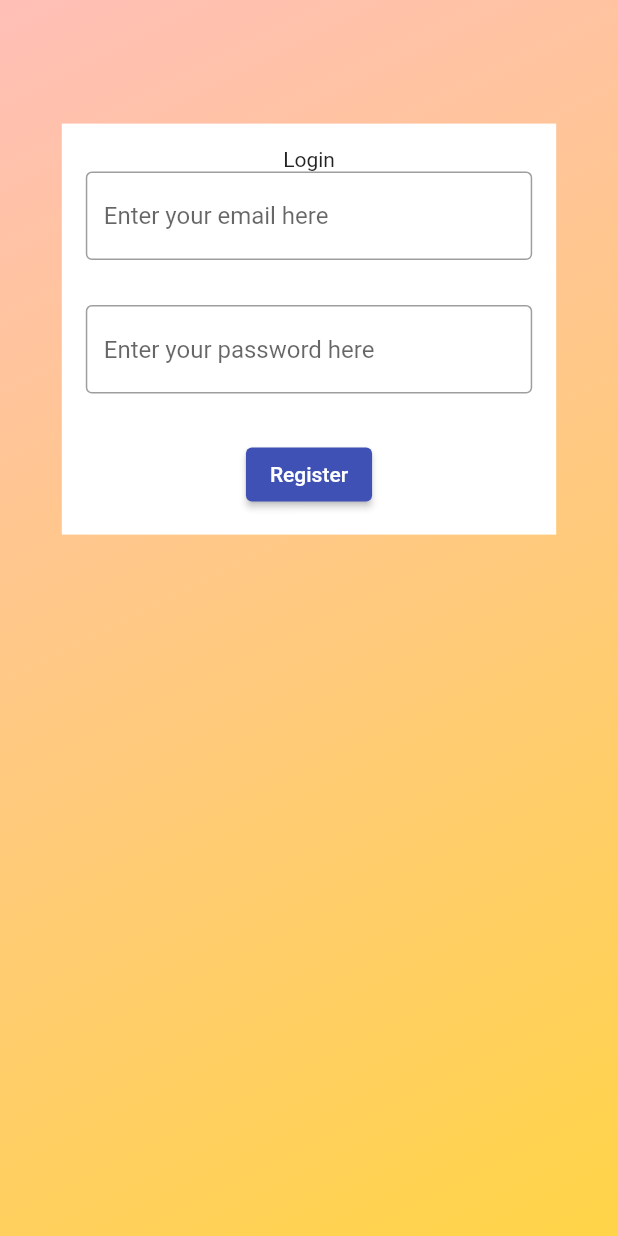
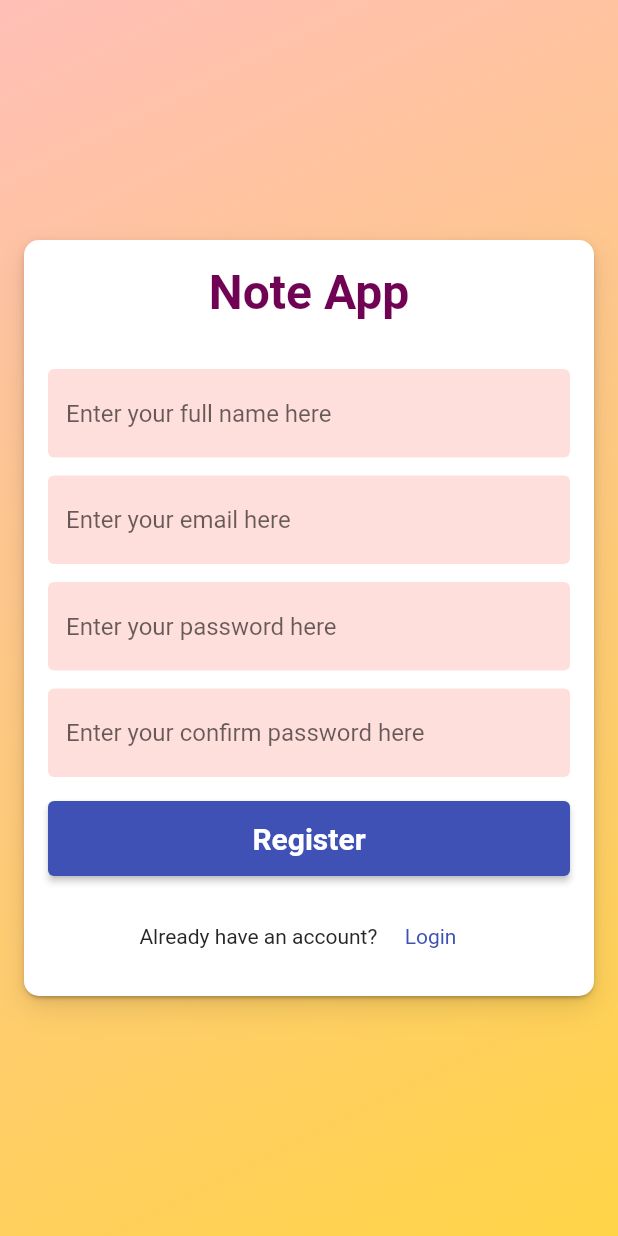
Before and after one commit to tuhinsaud4614/flutter_note_app, a Flutter app: the screen it shows after launch, after a tap on "Create New Account", on a phone screen of 412 x 824 dp. Run offline on Flutter 3.47's test engine with Material 2 defaults, Android fonts, the phone set to English and light mode, and no system bars; our stand-ins replace firebase_core; accounts and stored records are empty.

Commit message:
Screen
Create Registration Screen created

```diff
--- a/lib/main.dart
+++ b/lib/main.dart
@@ -4,6 +4,7 @@ import 'package:myapp/firebase_options.dart';
 import 'package:myapp/screens/home_screen.dart';
 import 'package:myapp/screens/login_screen.dart';
 import 'package:myapp/screens/registration_screen.dart';
+import 'package:myapp/utils/common.dart';
 
 void main() async {
   WidgetsFlutterBinding.ensureInitialized();
@@ -27,8 +28,8 @@ class MyApp extends StatelessWidget {
       initialRoute: "/login",
       routes: {
         "/": (context) => const HomeScreen(),
-        "/login": (context) => const LoginScreen(),
-        "/register": (context) => const RegistrationScreen(),
+        "/login": (context) => LoginScreen(),
+        "/register": (context) => RegistrationScreen(),
       },
     );
   }
--- a/lib/screens/login_screen.dart
+++ b/lib/screens/login_screen.dart
@@ -2,31 +2,14 @@ import 'package:flutter/material.dart';
 import 'package:myapp/utils/common.dart';
 import 'package:myapp/widgets/layout/auth_container.dart';
 
-class LoginScreen extends StatefulWidget {
-  const LoginScreen({Key? key}) : super(key: key);
+class LoginScreen extends StatelessWidget {
+  LoginScreen({Key? key}) : super(key: key);
 
-  @override
-  State<LoginScreen> createState() => _LoginScreenState();
-}
-
-class _LoginScreenState extends State<LoginScreen> {
-  late final GlobalKey<FormState> _formKey;
-  late final Map<String, String> _authData;
-
-  @override
-  void initState() {
-    super.initState();
-    _formKey = GlobalKey<FormState>();
-    _authData = {
-      'email': '',
-      'password': '',
-    };
-  }
-
-  @override
-  void dispose() {
-    super.dispose();
-  }
+  final GlobalKey<FormState> _formKey = GlobalKey<FormState>();
+  final Map<String, String> _authData = {
+    'email': '',
+    'password': '',
+  };
 
   @override
   Widget build(BuildContext context) {
@@ -123,7 +106,6 @@ class _LoginScreenState extends State<LoginScreen> {
             TextButton(
               onPressed: () {},
               child: const Text("Forgotten password?"),
-              style: TextButton.styleFrom(),
             ),
             const Padding(
               padding: EdgeInsets.symmetric(vertical: 20),
--- a/lib/screens/registration_screen.dart
+++ b/lib/screens/registration_screen.dart
@@ -1,78 +1,64 @@
 import 'package:flutter/material.dart';
+import 'package:myapp/utils/common.dart';
+import 'package:myapp/widgets/layout/auth_container.dart';
 
-class RegistrationScreen extends StatefulWidget {
-  const RegistrationScreen({Key? key}) : super(key: key);
+class RegistrationScreen extends StatelessWidget {
+  RegistrationScreen({Key? key}) : super(key: key);
 
-  @override
-  State<RegistrationScreen> createState() => _RegistrationScreenState();
-}
-
-class _RegistrationScreenState extends State<RegistrationScreen> {
-  late final GlobalKey<FormState> _formKey;
-  late final Map<String, String> _authData;
-
-  @override
-  void initState() {
-    super.initState();
-    _formKey = GlobalKey<FormState>();
-    _authData = {
+  final GlobalKey<FormState> _formKey = GlobalKey<FormState>();
+  final Map<String, String> _authData = {
+    'fullName': '',
     'email': '',
     'password': '',
+    'confirmPassword': '',
   };
-  }
-
-  @override
-  void dispose() {
-    super.dispose();
-  }
 
   @override
   Widget build(BuildContext context) {
-    final _size = MediaQuery.of(context).size;
-
-    return Scaffold(
-      // appBar: AppBar(
-      //   title: const Text("Registration"),
-      //   centerTitle: true,
-      // ),
-      body: Container(
-        height: _size.height,
-        width: _size.width,
-        decoration: const BoxDecoration(
-          gradient: LinearGradient(
-            begin: Alignment.topLeft,
-            end: Alignment.bottomRight,
-            colors: <Color>[
-              Color(0xFFFFBFB7),
-              Color(0xFFFFD447),
-            ],
-          ),
-        ),
-        child: SingleChildScrollView(
-          child: Container(
-            padding: const EdgeInsets.all(16),
-            margin: EdgeInsets.symmetric(
-                horizontal: _size.width * 0.1, vertical: _size.height * 0.1),
-            width: MediaQuery.of(context).size.width * 0.8,
-            color: Colors.white,
+    return AuthContainer(
+      title: "Note App",
       child: Form(
         key: _formKey,
         child: Column(
-                crossAxisAlignment: CrossAxisAlignment.center,
-                // mainAxisAlignment: MainAxisAlignment.center,
-                mainAxisSize: MainAxisSize.max,
+          mainAxisSize: MainAxisSize.min,
           children: [
-                  const Text(
-                    "Login",
+            TextFormField(
+              decoration: InputDecoration(
+                hintText: "Enter your full name here",
+                fillColor: melonColor.withOpacity(0.5),
+                filled: true,
+                border: const OutlineInputBorder(
+                  borderSide: BorderSide.none,
+                ),
+              ),
+              autocorrect: false,
+              enableSuggestions: false,
+              validator: (value) {
+                if (value == null || value.isEmpty) {
+                  return "Invalid full name.";
+                }
+
+                return null;
+              },
+              onChanged: (value) {
+                _authData['fullName'] = value;
+              },
+            ),
+            const SizedBox(
+              height: 12,
             ),
             TextFormField(
+              decoration: InputDecoration(
+                hintText: "Enter your email here",
+                fillColor: melonColor.withOpacity(0.5),
+                filled: true,
+                border: const OutlineInputBorder(
+                  borderSide: BorderSide.none,
+                ),
+              ),
               autocorrect: false,
               enableSuggestions: false,
               keyboardType: TextInputType.emailAddress,
-                    decoration: const InputDecoration(
-                      hintText: "Enter your email here",
-                      border: OutlineInputBorder(),
-                    ),
               validator: (value) {
                 if (value == null || value.isEmpty) {
                   return "Invalid email";
@@ -85,25 +71,75 @@ class _RegistrationScreenState extends State<RegistrationScreen> {
               },
             ),
             const SizedBox(
-                    height: 30,
+              height: 12,
             ),
             TextFormField(
+              decoration: InputDecoration(
+                hintText: "Enter your password here",
+                fillColor: melonColor.withOpacity(0.5),
+                filled: true,
+                border: const OutlineInputBorder(
+                  borderSide: BorderSide.none,
+                ),
+              ),
+              obscureText: true,
+              autocorrect: false,
+              enableSuggestions: false,
+              validator: (value) {
+                if (value == null || value.isEmpty) {
+                  return "Invalid password";
+                }
+
+                return null;
+              },
               onChanged: (value) {
                 _authData['password'] = value;
               },
+            ),
+            const SizedBox(
+              height: 12,
+            ),
+            TextFormField(
+              decoration: InputDecoration(
+                hintText: "Enter your confirm password here",
+                fillColor: melonColor.withOpacity(0.5),
+                filled: true,
+                border: const OutlineInputBorder(
+                  borderSide: BorderSide.none,
+                ),
+              ),
               obscureText: true,
               autocorrect: false,
               enableSuggestions: false,
-                    decoration: const InputDecoration(
-                      hintText: "Enter your password here",
-                      border: OutlineInputBorder(),
+              validator: (value) {
+                if (value == null || value.isEmpty) {
+                  return "Invalid Email";
+                }
+
+                return null;
+              },
+              onChanged: (value) {
+                _authData['confirmPassword'] = value;
+              },
+            ),
+            const SizedBox(
+              height: 16,
+            ),
+            ElevatedButton(
+              child: const Text(
+                "Register",
+                textAlign: TextAlign.center,
+                style: TextStyle(
+                  fontSize: 20,
+                  fontWeight: FontWeight.w600,
                 ),
               ),
-                  const SizedBox(
-                    height: 30,
+              style: ElevatedButton.styleFrom(
+                padding: const EdgeInsets.symmetric(
+                  horizontal: 16,
                 ),
-                  ElevatedButton(
-                    child: const Text("Register"),
+                minimumSize: const Size.fromHeight(50),
+              ),
               onPressed: () async {
                 _formKey.currentState!.save();
                 debugPrint(_authData.toString());
@@ -116,11 +152,33 @@ class _RegistrationScreenState extends State<RegistrationScreen> {
                 //         email: _email, password: _password);
                 // debugPrint(credential as String);
               },
-                  )
-                ],
+            ),
+            const SizedBox(
+              height: 16,
+            ),
+            Row(
+              mainAxisAlignment: MainAxisAlignment.center,
+              children: [
+                const Text(
+                  "Already have an account? ",
+                  style: TextStyle(
+                    color: textColor,
+                  ),
+                ),
+                TextButton(
+                  onPressed: () {
+                    Navigator.pushReplacementNamed(context, "/login");
+                  },
+                  child: const Text("Login"),
+                  style: TextButton.styleFrom(
+                    textStyle: const TextStyle(
+                      color: primaryColor,
                     ),
                   ),
                 ),
+              ],
+            ),
+          ],
         ),
       ),
     );
--- a/lib/utils/common.dart
+++ b/lib/utils/common.dart
@@ -5,3 +5,4 @@ const Color secondaryColor = Color(0xFF700353);
 const Color melonColor = Color(0xFFFFBFB7);
 const Color mustardColor = Color(0xFFFFD447);
 const Color sealBrownColor = Color(0xFF4C1C00);
+const Color textColor = Color(0xFF262626);
```
Lines whose indentation alone changed are shown as unchanged.
